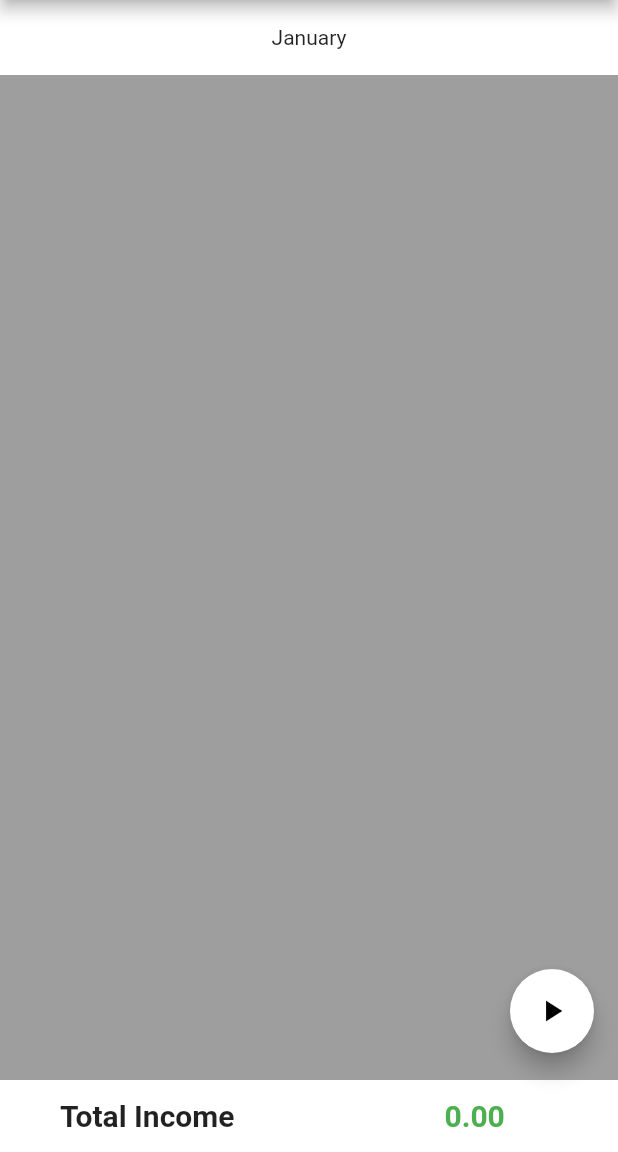
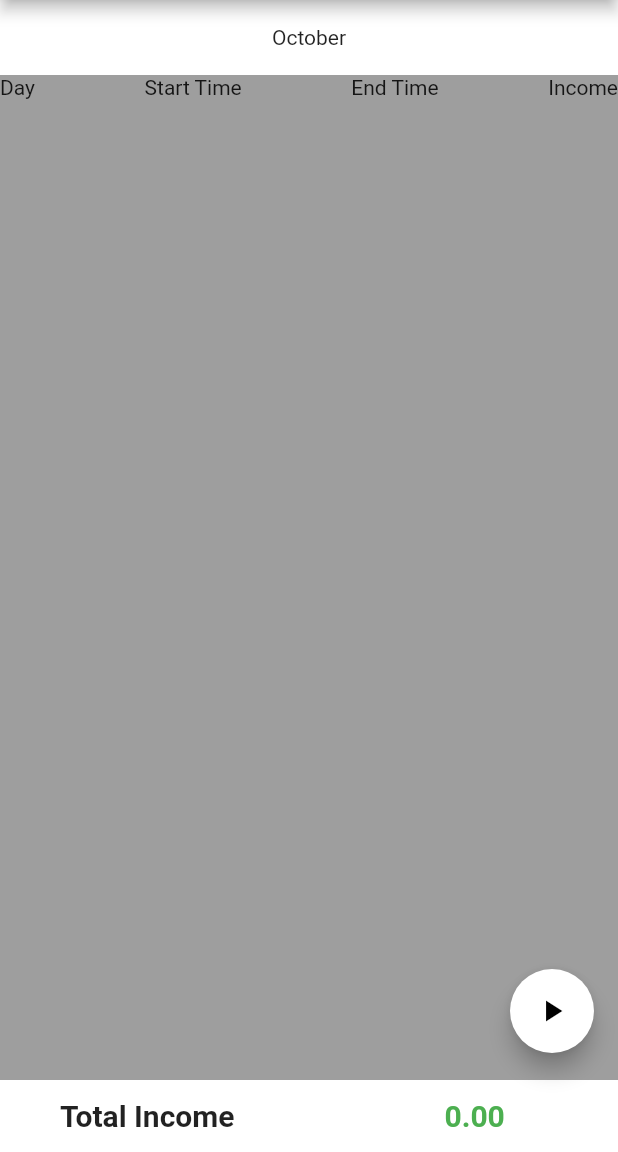
Before and after one commit to benf3632/salary_tracker, a Flutter app: the screen it shows after launch, on a phone screen of 412 x 824 dp, the part 84-1236 px from its top. Run offline on Flutter 3.47's test engine with Material 2 defaults, Android fonts, the phone set to English and light mode, and no system bars; our stand-ins replace local_auth, shared_preferences, sqflite; accounts and stored records are empty.

Commit message:
finished base functionality of the app

```diff
--- a/lib/main.dart
+++ b/lib/main.dart
@@ -32,25 +32,29 @@ class _MyHomePageState extends State<MyHomePage> with WidgetsBindingObserver {
   String _income = "0";
   final List<String> months = ["January", "Fabuary", "March", "April", "May", "June", "July", "August", "September", "October", "November", "December"];
   int selectedMonth = 0;
-  int currentShiftId;
+  int currentShiftId = -1;
   int currentYear = 2019;
-  double salaryPerHour;
+  double salaryPerHour = 0.0;
+
+  ScrollController _controller;
 
   @override
   void initState() {
      super.initState();
       WidgetsBinding.instance.addObserver(this);
+      _controller = ScrollController();
       selectedMonth = DateTime.now().month - 1;
-      salaryPerHour = 0;
       _getIncome();
       _read();
-      // Calc income and set it
-      // pull shift from database
+      WidgetsBinding.instance.addPostFrameCallback((_) {double width = MediaQuery.of(context).size.width; _controller.jumpTo(width * selectedMonth);});
   }
 
   void _read() async {
     final prefs = await SharedPreferences.getInstance();
     _started = prefs.getBool('StartedShift') ?? false;
+    currentShiftId = prefs.getInt('currentShiftId') ?? -1;
+    currentYear = prefs.getInt('CurrentYear') ?? 2019;
+    salaryPerHour = prefs.getDouble('SalaryPerHour') ?? 0;
     setState(() {_started = _started;});
   }
 
@@ -76,6 +80,9 @@ class _MyHomePageState extends State<MyHomePage> with WidgetsBindingObserver {
   void _save() async {
       final prefs = await SharedPreferences.getInstance();
       prefs.setBool('StartedShift', _started);
+      prefs.setInt('currentShiftId', currentShiftId);
+      prefs.setDouble('SalaryPerHour', salaryPerHour);
+      prefs.setInt('CurrentYear', currentYear);
   }
 
   @override
@@ -102,6 +109,7 @@ class _MyHomePageState extends State<MyHomePage> with WidgetsBindingObserver {
                                 return true;
                             },
                         child: ListView.builder(
+                            controller: _controller,
                             physics: PageScrollPhysics(),
                             scrollDirection: Axis.horizontal,
                             itemCount: months.length,
@@ -115,16 +123,24 @@ class _MyHomePageState extends State<MyHomePage> with WidgetsBindingObserver {
                         ),
                     )
                 ),
+                Container(
+                    child: Row(
+                        mainAxisAlignment: MainAxisAlignment.spaceBetween,
+                        children: <Widget>[
+                            Text('Day'),
+                            Text('Start Time'),
+                            Text('End Time'),
+                            Text('Income'),
+                        ]
+                    )
+                ),
                 Expanded(
                     child: FutureBuilder(
                         future: _getShifts(),
                         builder: _buildShiftsList,
                     )
                 ),
-                Expanded(
-                child: Align(
-                    alignment: Alignment.bottomCenter,
-                    child: Container(
+                Container(
                     width: width,
                     height: 48,
                     color: Colors.white,
@@ -135,8 +151,6 @@ class _MyHomePageState extends State<MyHomePage> with WidgetsBindingObserver {
                             Padding(padding: const EdgeInsets.all(70.0)),
                             Text(_income, style: TextStyle(color: Colors.green, fontSize: 20.0, fontWeight: FontWeight.bold)),
                         ]
-                            )
-                        )
                     )
                 ),
 
```
Also changed, not shown: 2 other files. Lines whose indentation alone changed are shown as unchanged.
